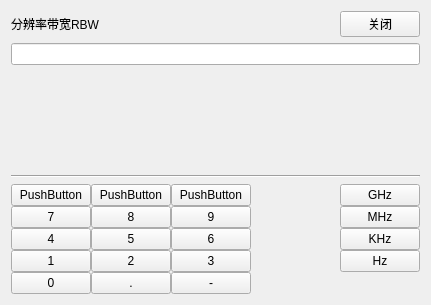
This is formvirtualkeyboard.ui in LEmbedder/qwigdets-app as Qt 5 draws it before an edit. The edited form follows.
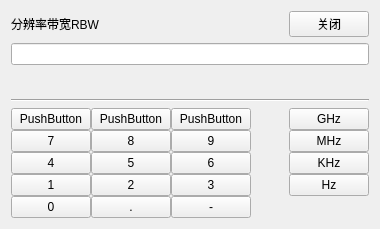
This is the edited form.

Patch:
```diff
--- a/formvirtualkeyboard.ui
+++ b/formvirtualkeyboard.ui
@@ -6,8 +6,8 @@
    <rect>
     <x>0</x>
     <y>0</y>
-    <width>431</width>
-    <height>305</height>
+    <width>380</width>
+    <height>229</height>
    </rect>
   </property>
   <property name="windowTitle">
@@ -39,7 +39,7 @@
         </spacer>
        </item>
        <item>
-        <widget class="QPushButton" name="pushButton_20">
+        <widget class="QPushButton" name="pushButton_19">
          <property name="text">
           <string>关闭</string>
          </property>
@@ -60,7 +60,7 @@
          <property name="sizeHint" stdset="0">
           <size>
            <width>20</width>
-           <height>40</height>
+           <height>20</height>
           </size>
          </property>
         </spacer>
@@ -73,43 +73,36 @@
         </widget>
        </item>
        <item>
-        <layout class="QGridLayout" name="gridLayout" rowstretch="0,0,0,0,5,0">
+        <layout class="QGridLayout" name="gridLayout" rowstretch="0,0,0,0,0,0">
          <property name="sizeConstraint">
           <enum>QLayout::SetDefaultConstraint</enum>
          </property>
          <property name="spacing">
           <number>0</number>
          </property>
-         <item row="5" column="2">
-          <widget class="QPushButton" name="pushButton_17">
+         <item row="0" column="1">
+          <widget class="QPushButton" name="pushButton_11">
            <property name="text">
-            <string>-</string>
+            <string>PushButton</string>
+           </property>
+          </widget>
+         </item>
+         <item row="2" column="1">
+          <widget class="QPushButton" name="pushButton_8">
+           <property name="text">
+            <string>8</string>
            </property>
           </widget>
          </item>
          <item row="5" column="0">
-          <widget class="QPushButton" name="pushButton_15">
+          <widget class="QPushButton" name="pushButton_0">
            <property name="text">
             <string>0</string>
            </property>
           </widget>
          </item>
-         <item row="3" column="2">
-          <widget class="QPushButton" name="pushButton_12">
-           <property name="text">
-            <string>6</string>
-           </property>
-          </widget>
-         </item>
-         <item row="0" column="1">
-          <widget class="QPushButton" name="pushButton_2">
-           <property name="text">
-            <string>PushButton</string>
-           </property>
-          </widget>
-         </item>
          <item row="0" column="0">
-          <widget class="QPushButton" name="pushButton">
+          <widget class="QPushButton" name="pushButton_10">
            <property name="text">
             <string>PushButton</string>
            </property>
@@ -127,34 +120,34 @@
            </property>
           </widget>
          </item>
-         <item row="2" column="1">
+         <item row="3" column="2">
           <widget class="QPushButton" name="pushButton_6">
            <property name="text">
-            <string>8</string>
+            <string>6</string>
            </property>
           </widget>
          </item>
-         <item row="2" column="2">
-          <widget class="QPushButton" name="pushButton_8">
+         <item row="5" column="2">
+          <widget class="QPushButton" name="pushButton_17">
            <property name="text">
-            <string>9</string>
-           </property>
-          </widget>
-         </item>
-         <item row="0" column="2">
-          <widget class="QPushButton" name="pushButton_4">
-           <property name="text">
-            <string>PushButton</string>
+            <string>-</string>
            </property>
           </widget>
          </item>
          <item row="4" column="0">
-          <widget class="QPushButton" name="pushButton_3">
+          <widget class="QPushButton" name="pushButton_1">
            <property name="text">
             <string>1</string>
            </property>
           </widget>
          </item>
+         <item row="0" column="2">
+          <widget class="QPushButton" name="pushButton_12">
+           <property name="text">
+            <string>PushButton</string>
+           </property>
+          </widget>
+         </item>
          <item row="2" column="0">
           <widget class="QPushButton" name="pushButton_7">
            <property name="styleSheet">
@@ -190,48 +183,69 @@
            </property>
           </spacer>
          </item>
-         <item row="2" column="4">
+         <item row="2" column="2">
           <widget class="QPushButton" name="pushButton_9">
            <property name="text">
-            <string>MHz</string>
+            <string>9</string>
            </property>
           </widget>
          </item>
          <item row="4" column="4">
-          <widget class="QPushButton" name="pushButton_19">
-           <property name="text">
-            <string>Hz</string>
-           </property>
-          </widget>
-         </item>
-         <item row="3" column="4">
           <widget class="QPushButton" name="pushButton_18">
            <property name="text">
-            <string>KHz</string>
+            <string>Hz</string>
            </property>
           </widget>
          </item>
          <item row="0" column="4">
-          <widget class="QPushButton" name="pushButton_5">
+          <widget class="QPushButton" name="pushButton_13">
            <property name="text">
             <string>GHz</string>
            </property>
           </widget>
          </item>
          <item row="4" column="1">
-          <widget class="QPushButton" name="pushButton_13">
+          <widget class="QPushButton" name="pushButton_2">
            <property name="text">
             <string>2</string>
            </property>
           </widget>
          </item>
          <item row="3" column="0">
-          <widget class="QPushButton" name="pushButton_11">
+          <widget class="QPushButton" name="pushButton_4">
            <property name="text">
             <string>4</string>
            </property>
           </widget>
          </item>
+         <item row="3" column="4">
+          <widget class="QPushButton" name="pushButton_15">
+           <property name="text">
+            <string>KHz</string>
+           </property>
+          </widget>
+         </item>
+         <item row="2" column="4">
+          <widget class="QPushButton" name="pushButton_14">
+           <property name="text">
+            <string>MHz</string>
+           </property>
+          </widget>
+         </item>
+         <item row="3" column="1">
+          <widget class="QPushButton" name="pushButton_5">
+           <property name="text">
+            <string>5</string>
+           </property>
+          </widget>
+         </item>
+         <item row="5" column="1">
+          <widget class="QPushButton" name="pushButton_16">
+           <property name="text">
+            <string>.</string>
+           </property>
+          </widget>
+         </item>
          <item row="2" column="3">
           <spacer name="horizontalSpacer_2">
            <property name="orientation">
@@ -246,26 +260,12 @@
           </spacer>
          </item>
          <item row="4" column="2">
-          <widget class="QPushButton" name="pushButton_14">
+          <widget class="QPushButton" name="pushButton_3">
            <property name="text">
             <string>3</string>
            </property>
           </widget>
          </item>
-         <item row="5" column="1">
-          <widget class="QPushButton" name="pushButton_16">
-           <property name="text">
-            <string>.</string>
-           </property>
-          </widget>
-         </item>
-         <item row="3" column="1">
-          <widget class="QPushButton" name="pushButton_10">
-           <property name="text">
-            <string>5</string>
-           </property>
-          </widget>
-         </item>
         </layout>
        </item>
       </layout>
```
